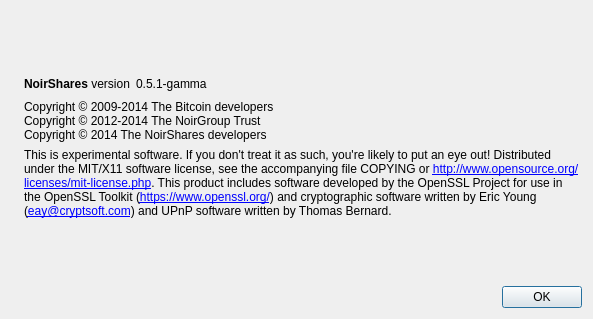
Old version of the form src/qt/forms/aboutdialog.ui in the repository NoirX/NoirShares-v2-old.
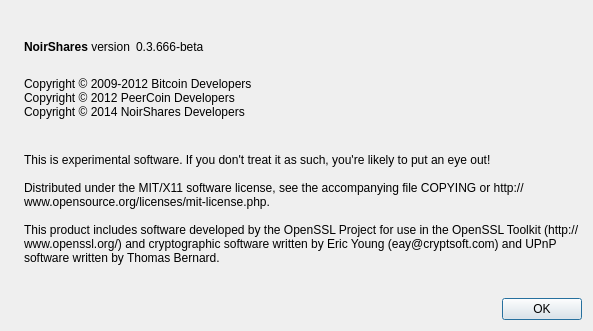
New version of the form. Icons and pictures are not drawn.

The edit to the form file:
```diff
--- a/src/qt/forms/aboutdialog.ui
+++ b/src/qt/forms/aboutdialog.ui
@@ -7,7 +7,7 @@
     <x>0</x>
     <y>0</y>
     <width>593</width>
-    <height>319</height>
+    <height>331</height>
    </rect>
   </property>
   <property name="windowTitle">
@@ -63,7 +63,7 @@
           <cursorShape>IBeamCursor</cursorShape>
          </property>
          <property name="text">
-          <string notr="true">0.5.1-gamma</string>
+          <string notr="true">0.3.666-beta</string>
          </property>
          <property name="textInteractionFlags">
           <set>Qt::LinksAccessibleByMouse|Qt::TextSelectableByKeyboard|Qt::TextSelectableByMouse</set>
@@ -91,9 +91,11 @@
         <cursorShape>IBeamCursor</cursorShape>
        </property>
        <property name="text">
-        <string>Copyright © 2009-2014 The Bitcoin developers
-Copyright © 2012-2014 The NoirGroup Trust
-Copyright © 2014 The NoirShares developers</string>
+        <string>
+Copyright © 2009-2012 Bitcoin Developers
+Copyright © 2012 PeerCoin Developers
+Copyright © 2014 NoirShares Developers
+</string>
        </property>
        <property name="textInteractionFlags">
         <set>Qt::LinksAccessibleByMouse|Qt::TextSelectableByKeyboard|Qt::TextSelectableByMouse</set>
@@ -109,12 +111,9 @@
         <string>
 This is experimental software. If you don't treat it as such, you're likely to put an eye out!
 
-Distributed under the MIT/X11 software license, see the accompanying file COPYING or &lt;a href=&quot;http://www.opensource.org/licenses/mit-license.php&quot;&gt;http://www.opensource.org/licenses/mit-license.php&lt;/a&gt;.
+Distributed under the MIT/X11 software license, see the accompanying file COPYING or http://www.opensource.org/licenses/mit-license.php.
 
-This product includes software developed by the OpenSSL Project for use in the OpenSSL Toolkit (&lt;a href=&quot;https://www.openssl.org/&quot;&gt;https://www.openssl.org/&lt;/a&gt;) and cryptographic software written by Eric Young (&lt;a href=&quot;mailto:eay@cryptsoft.com&quot;&gt;eay@cryptsoft.com&lt;/a&gt;) and UPnP software written by Thomas Bernard.</string>
-       </property>
-       <property name="textFormat">
-        <enum>Qt::RichText</enum>
+This product includes software developed by the OpenSSL Project for use in the OpenSSL Toolkit (http://www.openssl.org/) and cryptographic software written by Eric Young (eay@cryptsoft.com) and UPnP software written by Thomas Bernard.</string>
        </property>
        <property name="wordWrap">
         <bool>true</bool>
```
